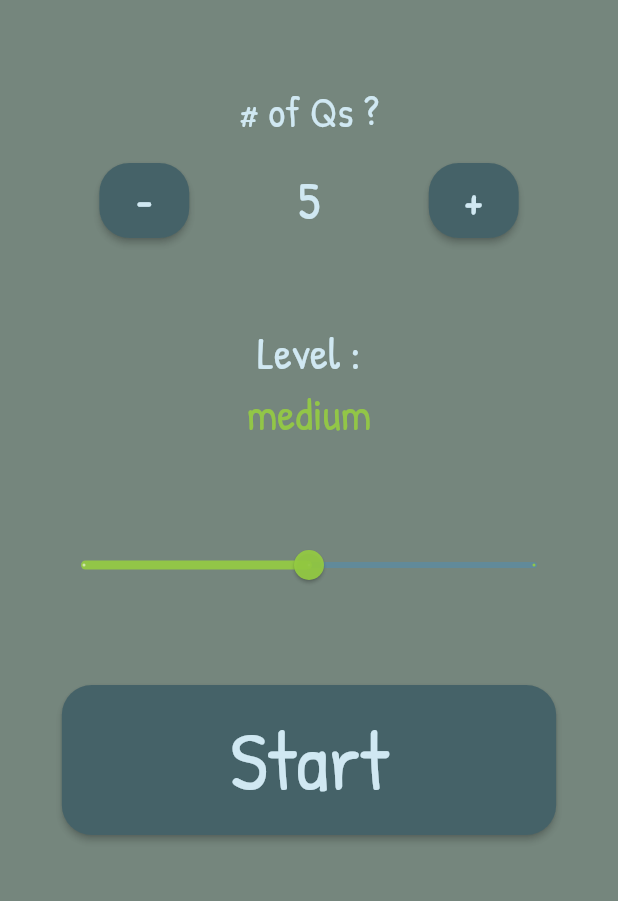
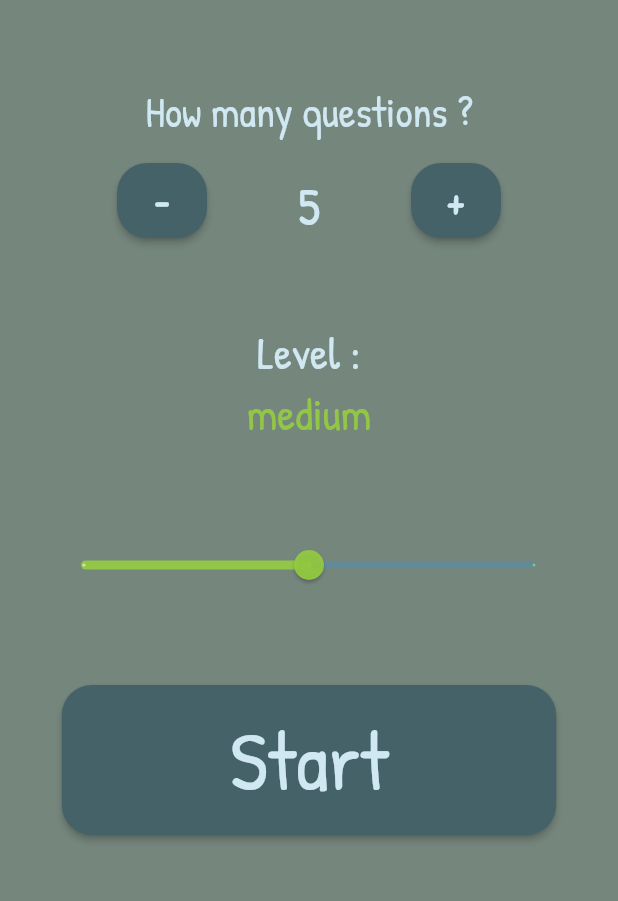
Before and after one commit to Nuri801/FriviaQuizApp, a Flutter app: the screen it shows after launch, on a phone screen of 412 x 824 dp, the part 287-1188 px from its top. Run offline on Flutter 3.47's test engine with Material 2 defaults, Android fonts, the phone set to English and light mode, and no system bars; our stand-ins replace dio, get, html_unescape.

Commit message:
Fixing minor UI problems, wrapping certain widgets with a SizedBox so they maintain a fixed size

```diff
--- a/lib/pages/welcome_page.dart
+++ b/lib/pages/welcome_page.dart
@@ -63,7 +63,7 @@ class WelcomePage extends StatelessWidget {
       mainAxisAlignment: MainAxisAlignment.spaceEvenly,
       children: [
         Text(
-          '# of Qs ?',
+          'How many questions ?',
           style: TextStyle(
             fontSize: 28,
             color: kThemeColor,
@@ -74,7 +74,7 @@ class WelcomePage extends StatelessWidget {
           height: 15,
         ),
         Row(
-          mainAxisAlignment: MainAxisAlignment.spaceAround,
+          mainAxisAlignment: MainAxisAlignment.spaceEvenly,
           mainAxisSize: MainAxisSize.max,
           children: [
             SetNumberButton(
@@ -89,9 +89,15 @@ class WelcomePage extends StatelessWidget {
               fontSize: 25,
             ),
             GetBuilder<QuestionController>(builder: (_) {
-              return Text(
-                '${questionController.questionCount}',
-                style: kHeader1TextStyle,
+              return SizedBox(
+                height: 40,
+                width: 40,
+                child: Center(
+                  child: Text(
+                    '${questionController.questionCount}',
+                    style: kHeader1TextStyle,
+                  ),
+                ),
               );
             }),
             SetNumberButton(
```
